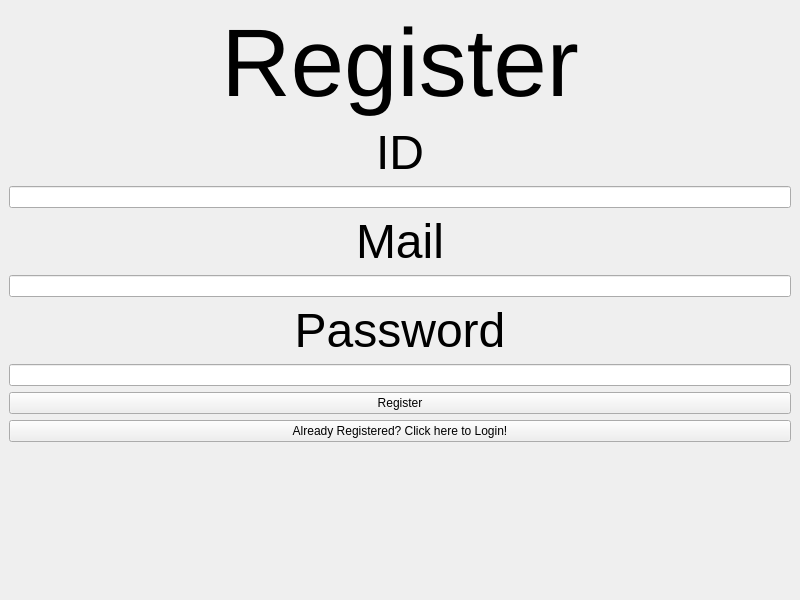
Old version of the form EGUI/lab1/mainwindow.ui in the repository kuchyx/WUT_Computer_Science.
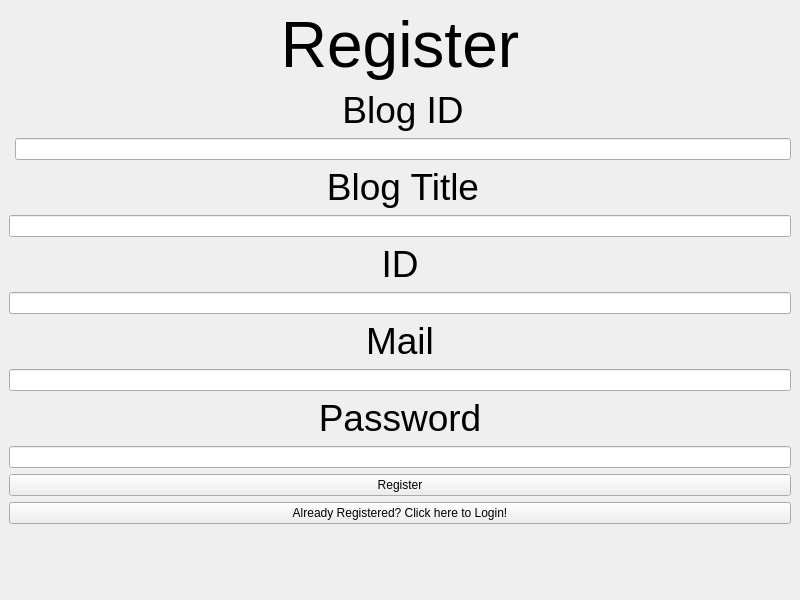
New version of the form.

Commit message: feat: save blog information

Patch:
```diff
--- a/EGUI/lab1/mainwindow.ui
+++ b/EGUI/lab1/mainwindow.ui
@@ -18,32 +18,32 @@
     <item row="0" column="0" colspan="2">
      <widget class="QLabel" name="label">
       <property name="text">
-       <string>&lt;html&gt;&lt;head/&gt;&lt;body&gt;&lt;p align=&quot;center&quot;&gt;&lt;span style=&quot; font-size:72pt;&quot;&gt;Register&lt;/span&gt;&lt;/p&gt;&lt;/body&gt;&lt;/html&gt;</string>
+       <string>&lt;html&gt;&lt;head/&gt;&lt;body&gt;&lt;p align=&quot;center&quot;&gt;&lt;span style=&quot; font-size:48pt;&quot;&gt;Register&lt;/span&gt;&lt;/p&gt;&lt;/body&gt;&lt;/html&gt;</string>
       </property>
      </widget>
     </item>
-    <item row="3" column="0" colspan="2">
+    <item row="6" column="0" colspan="2">
      <widget class="QLineEdit" name="inputId">
       <property name="toolTip">
        <string>&lt;html&gt;&lt;head/&gt;&lt;body&gt;&lt;p align=&quot;center&quot;&gt;&lt;span style=&quot; font-size:48pt;&quot;&gt;Input ID&lt;/span&gt;&lt;/p&gt;&lt;/body&gt;&lt;/html&gt;</string>
       </property>
      </widget>
     </item>
-    <item row="5" column="0" colspan="2">
+    <item row="8" column="0" colspan="2">
      <widget class="QLineEdit" name="inputMail">
       <property name="toolTip">
        <string>&lt;html&gt;&lt;head/&gt;&lt;body&gt;&lt;p align=&quot;center&quot;&gt;&lt;span style=&quot; font-size:48pt;&quot;&gt;Input Mail&lt;/span&gt;&lt;/p&gt;&lt;/body&gt;&lt;/html&gt;</string>
       </property>
      </widget>
     </item>
-    <item row="6" column="0" colspan="2">
+    <item row="9" column="0" colspan="2">
      <widget class="QLabel" name="label_3">
       <property name="text">
-       <string>&lt;html&gt;&lt;head/&gt;&lt;body&gt;&lt;p align=&quot;center&quot;&gt;&lt;span style=&quot; font-size:36pt;&quot;&gt;Password&lt;/span&gt;&lt;/p&gt;&lt;/body&gt;&lt;/html&gt;</string>
+       <string>&lt;html&gt;&lt;head/&gt;&lt;body&gt;&lt;p align=&quot;center&quot;&gt;&lt;span style=&quot; font-size:28pt;&quot;&gt;Password&lt;/span&gt;&lt;/p&gt;&lt;/body&gt;&lt;/html&gt;</string>
       </property>
      </widget>
     </item>
-    <item row="7" column="0" colspan="2">
+    <item row="10" column="0" colspan="2">
      <widget class="QLineEdit" name="inputPassword">
       <property name="toolTip">
        <string>&lt;html&gt;&lt;head/&gt;&lt;body&gt;&lt;p align=&quot;center&quot;&gt;&lt;span style=&quot; font-size:48pt;&quot;&gt;Input Password&lt;/span&gt;&lt;/p&gt;&lt;/body&gt;&lt;/html&gt;</string>
@@ -59,7 +59,7 @@
       </property>
      </widget>
     </item>
-    <item row="8" column="0" colspan="2">
+    <item row="11" column="0" colspan="2">
      <widget class="QPushButton" name="pushButton">
       <property name="toolTip">
        <string>&lt;html&gt;&lt;head/&gt;&lt;body&gt;&lt;p&gt;&lt;span style=&quot; font-size:72pt;&quot;&gt;Register&lt;/span&gt;&lt;/p&gt;&lt;p&gt;&lt;br/&gt;&lt;/p&gt;&lt;/body&gt;&lt;/html&gt;</string>
@@ -69,27 +69,47 @@
       </property>
      </widget>
     </item>
-    <item row="4" column="0" colspan="2">
+    <item row="7" column="0" colspan="2">
      <widget class="QLabel" name="label_2">
       <property name="text">
-       <string>&lt;html&gt;&lt;head/&gt;&lt;body&gt;&lt;p align=&quot;center&quot;&gt;&lt;span style=&quot; font-size:36pt;&quot;&gt;Mail&lt;/span&gt;&lt;/p&gt;&lt;/body&gt;&lt;/html&gt;</string>
+       <string>&lt;html&gt;&lt;head/&gt;&lt;body&gt;&lt;p align=&quot;center&quot;&gt;&lt;span style=&quot; font-size:28pt;&quot;&gt;Mail&lt;/span&gt;&lt;/p&gt;&lt;/body&gt;&lt;/html&gt;</string>
       </property>
      </widget>
     </item>
-    <item row="2" column="0" colspan="2">
+    <item row="5" column="0" colspan="2">
      <widget class="QLabel" name="label_4">
       <property name="text">
-       <string>&lt;html&gt;&lt;head/&gt;&lt;body&gt;&lt;p align=&quot;center&quot;&gt;&lt;span style=&quot; font-size:36pt;&quot;&gt;ID&lt;/span&gt;&lt;/p&gt;&lt;/body&gt;&lt;/html&gt;</string>
+       <string>&lt;html&gt;&lt;head/&gt;&lt;body&gt;&lt;p align=&quot;center&quot;&gt;&lt;span style=&quot; font-size:28pt;&quot;&gt;ID&lt;/span&gt;&lt;/p&gt;&lt;/body&gt;&lt;/html&gt;</string>
       </property>
      </widget>
     </item>
-    <item row="9" column="0" colspan="2">
+    <item row="12" column="0" colspan="2">
      <widget class="QPushButton" name="loginButton">
       <property name="text">
        <string>Already Registered? Click here to Login!</string>
       </property>
      </widget>
     </item>
+    <item row="3" column="1">
+     <widget class="QLabel" name="label_5">
+      <property name="text">
+       <string>&lt;html&gt;&lt;head/&gt;&lt;body&gt;&lt;p align=&quot;center&quot;&gt;&lt;span style=&quot; font-size:28pt;&quot;&gt;Blog Title&lt;/span&gt;&lt;/p&gt;&lt;/body&gt;&lt;/html&gt;</string>
+      </property>
+     </widget>
+    </item>
+    <item row="4" column="0" colspan="2">
+     <widget class="QLineEdit" name="inputBlogTitle"/>
+    </item>
+    <item row="2" column="1">
+     <widget class="QLineEdit" name="inputBlogID"/>
+    </item>
+    <item row="1" column="1">
+     <widget class="QLabel" name="label_6">
+      <property name="text">
+       <string>&lt;html&gt;&lt;head/&gt;&lt;body&gt;&lt;p align=&quot;center&quot;&gt;&lt;span style=&quot; font-size:28pt;&quot;&gt;Blog ID&lt;/span&gt;&lt;/p&gt;&lt;/body&gt;&lt;/html&gt;</string>
+      </property>
+     </widget>
+    </item>
    </layout>
   </widget>
   <widget class="QMenuBar" name="menubar">
```
The commit also changes 24 other files.
